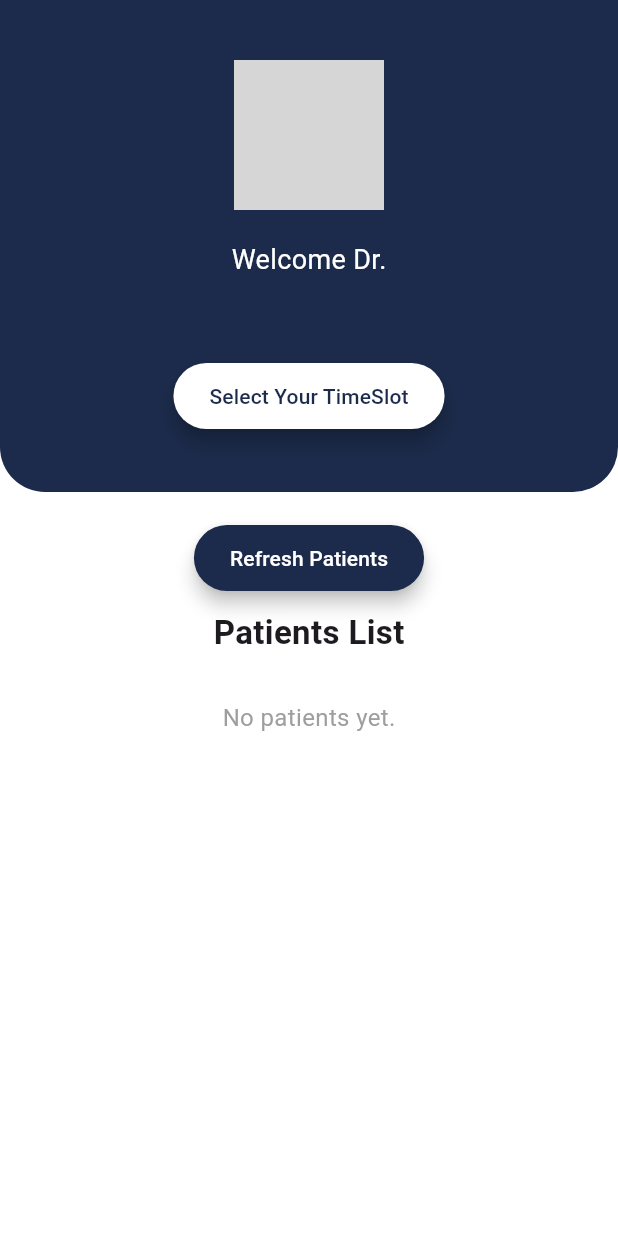
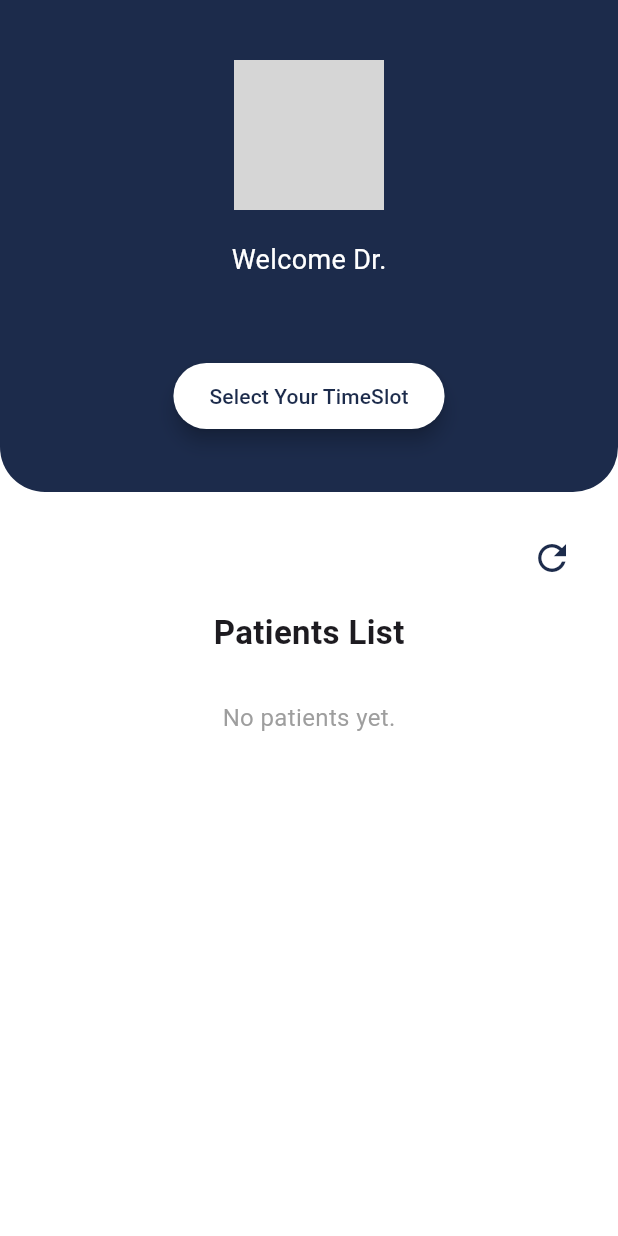
Before and after one commit to xdanujj/mediconnect, a Flutter app: the DoctorDashboardScreen screen opened directly, on a phone screen of 412 x 824 dp. Run offline on Flutter 3.47's test engine with Material 3 defaults, Android fonts, the phone set to English and light mode, and no system bars; our stand-ins replace file_picker, image_picker, supabase_flutter; accounts and stored records are empty; grey boxes are pictures that could not be loaded.

Commit message:
refresh and scrollable time slots

```diff
--- a/mediconnect/lib/doctordashboard.dart
+++ b/mediconnect/lib/doctordashboard.dart
@@ -221,17 +221,19 @@ class _DoctorDashboardScreenState extends State<DoctorDashboardScreen> {
             ),
             const SizedBox(height: 20),
 
-            // Refresh Button
-            ElevatedButton(
-              onPressed: _fetchAppointments,
-              style: ElevatedButton.styleFrom(
-                backgroundColor: const Color(0xFF1C2B4B),
-                foregroundColor: Colors.white,
-                elevation: 5,
-                padding: const EdgeInsets.symmetric(horizontal: 24, vertical: 12),
+            Align(
+              alignment: Alignment.centerRight,
+              child: Padding(
+                padding: const EdgeInsets.only(right: 20), // Adjust right padding as needed
+                child: IconButton(
+                  onPressed: _fetchAppointments,
+                  icon: const Icon(Icons.refresh, size: 28, color: Color(0xFF1C2B4B)),
+                  tooltip: 'Refresh Patients',
+                ),
               ),
-              child: const Text('Refresh Patients'),
             ),
+
+
 
             const SizedBox(height: 10),
 
```
Also changed, not shown: mediconnect/lib/AppointmentScreen.dart (+32 -19 lines).
